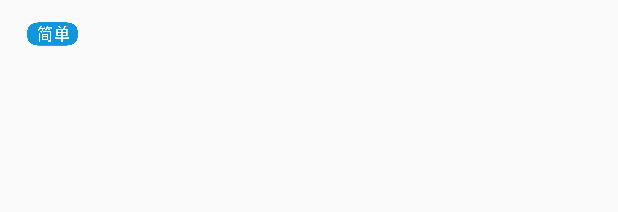
After one commit to monkeycf/fun-job-android, an Android app: the layout index_topic_classify_list_item.xml on its own in the app's theme, with its tools: preview values and no code run, on a phone screen of 412 x 824 dp. The commit adds this screen. Shown: the top 212 px of the screen. Run offline under Robolectric (Android 15) with nearby library versions, the phone set to English and light mode, and no system bars.

Commit message:
修改主题列表样式

```diff
--- /dev/null
+++ b/app/src/main/res/layout/index_topic_classify_list_item.xml
@@ -0,0 +1,41 @@
+<?xml version="1.0" encoding="utf-8"?>
+<LinearLayout xmlns:android="http://schemas.android.com/apk/res/android"
+    xmlns:app="http://schemas.android.com/apk/res-auto"
+    xmlns:tools="http://schemas.android.com/tools"
+    android:layout_width="match_parent"
+    android:layout_height="wrap_content">
+
+    <androidx.constraintlayout.widget.ConstraintLayout
+        android:layout_width="match_parent"
+        android:layout_height="wrap_content"
+        android:layout_margin="10dp">
+
+        <TextView
+            android:id="@+id/tv_index_topic_classify_item"
+            android:layout_width="wrap_content"
+            android:layout_height="wrap_content"
+            android:textSize="18sp"
+            app:layout_constraintStart_toStartOf="parent"
+            app:layout_constraintTop_toTopOf="parent" />
+
+        <ImageView
+            android:id="@+id/imageView"
+            android:layout_width="34dp"
+            android:layout_height="16dp"
+            android:layout_marginStart="8dp"
+            android:src="@drawable/ic_article_easy"
+            app:layout_constraintBottom_toTopOf="@+id/tv_index_topic_classify_create_time"
+            app:layout_constraintStart_toEndOf="@+id/tv_index_topic_classify_item"
+            app:layout_constraintTop_toTopOf="parent" />
+
+        <TextView
+            android:id="@+id/tv_index_topic_classify_create_time"
+            android:layout_width="wrap_content"
+            android:layout_height="wrap_content"
+            android:textColor="#cccccc"
+            android:textSize="12sp"
+            app:layout_constraintStart_toStartOf="parent"
+            app:layout_constraintTop_toBottomOf="@+id/tv_index_topic_classify_item" />
+    </androidx.constraintlayout.widget.ConstraintLayout>
+
+</LinearLayout>
```
Also changed, not shown: app/src/main/AndroidManifest.xml (+5 -4 lines), app/src/main/java/csr/dmt/zust/edu/cn/funjobapplication/view/index/pages/module/ClassifyFragment.java (+7 -3 lines), app/src/main/java/csr/dmt/zust/edu/cn/funjobapplication/view/user/MyCollectActivity.java (added, +16 -0 lines), app/src/main/res/drawable-v24/bg_personal.xml (added, +10 -0 lines), app/src/main/res/drawable-v24/bg_view_style.xml (added, +15 -0 lines), app/src/main/res/drawable/bg_view_style.xml (added, +15 -0 lines), app/src/main/res/layout/activity_my_collect.xml (added, +9 -0 lines), app/src/main/res/layout/index_learn_wall_item.xml (+7 -1 lines), app/src/main/res/layout/index_topic_classify_gird_item.xml (deleted, +0 -10 lines), app/src/main/res/drawable-v24/ic_article_easy.jpg (added), app/src/main/res/drawable/ic_article_easy.jpg (added).
